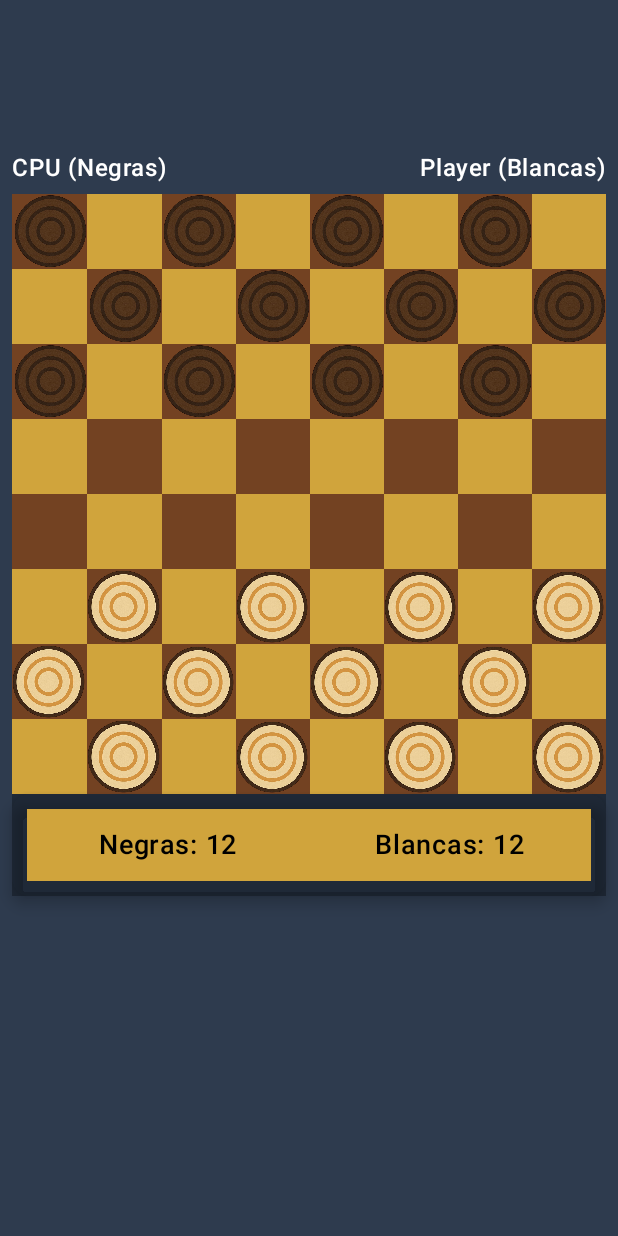
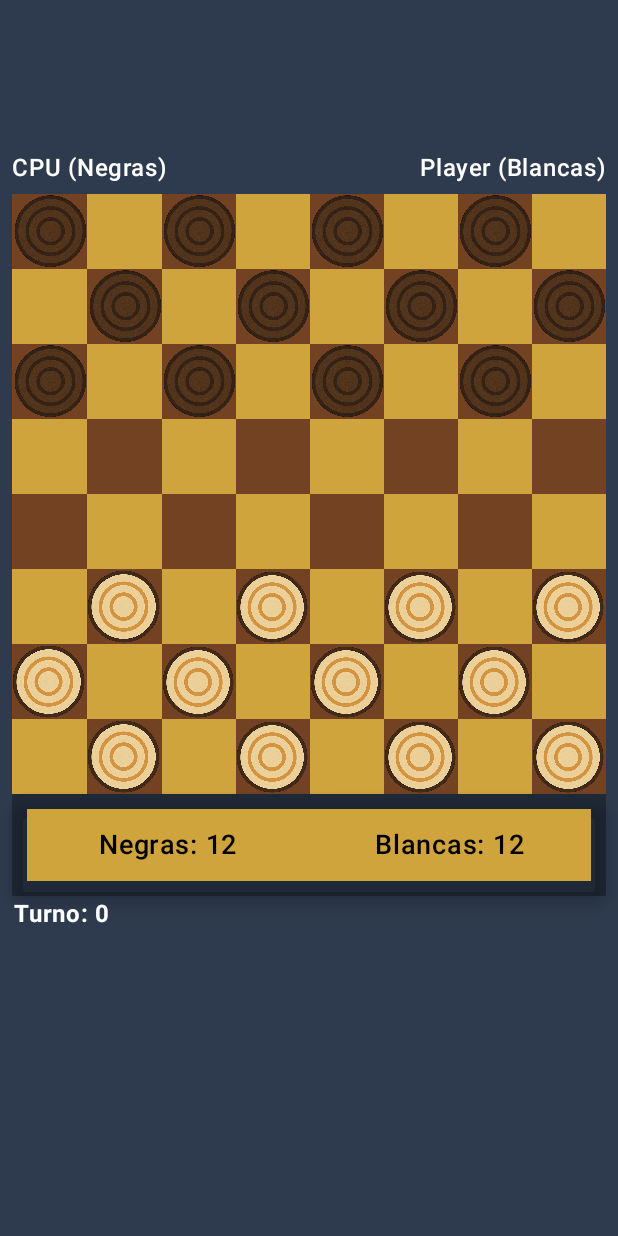
Before and after one commit to Elcris1/android-checkers, an Android app built with Jetpack Compose: the MainActivity screen opened directly, with no data from a screen before it, on a phone screen of 412 x 824 dp. Run offline under Robolectric (Android 15) with nearby library versions, the phone set to English and light mode, and no system bars.

Commit message:
Main activity maintains state on rotation

```diff
--- a/app/src/main/java/com/example/checkers/Board.kt
+++ b/app/src/main/java/com/example/checkers/Board.kt
@@ -227,8 +227,8 @@ class Board {
         if ((team == Teams.WHITE && y<=2) || (team == Teams.BLACK && y>=7) || (x<=2) ) return false
         val diagonalLeft = getDiagonalLeft(x, y, team)
         val farLeft = getFarDiagonalLeft(x,y, team)
-        if (diagonalLeft.piece != null) Log.d("pOislbe error", "${diagonalLeft.piece!!.team != piece.team}")
-        Log.d("Posible error","${diagonalLeft.isFilled()}, ${farLeft.isEmpty()}")
+        if (diagonalLeft.piece != null) Log.d("DiagonalLeft comparing pieces team", "${diagonalLeft.piece!!.team != piece.team}")
+        Log.d("Diagonal left diagonalfilled-farempty","${diagonalLeft.isFilled()}, ${farLeft.isEmpty()}")
         return (diagonalLeft.isFilled() && diagonalLeft.piece!!.team != piece.team && farLeft.isEmpty())
     }
     fun isDiagonalRightKillable(x: Int, y: Int, piece: Piece, team: Teams = piece.team): Boolean {
@@ -241,6 +241,8 @@ class Board {
         if ((team == Teams.WHITE && y<=2) || (team == Teams.BLACK && y>=7) || (x>=7) ) return false
         val diagonalRight = getDiagonalRight(x,y, team)
         val farRight =  getFarDiagonalRight(x,y, team)
+        if (diagonalRight.piece != null) Log.d("DiagonalRight comparing pieces team", "${diagonalRight.piece!!.team != piece.team}")
+        Log.d("Diagonal right diagonalfilled-farempty","${diagonalRight.isFilled()}, ${farRight.isEmpty()}")
         return (diagonalRight.isFilled() && diagonalRight.piece!!.team != piece.team && farRight.isEmpty())
     }
 
--- a/app/src/main/java/com/example/checkers/Game.kt
+++ b/app/src/main/java/com/example/checkers/Game.kt
@@ -3,7 +3,9 @@ package com.example.checkers
 import android.util.Log
 import android.view.View
 import androidx.compose.runtime.MutableState
+import androidx.compose.runtime.mutableStateOf
 import androidx.compose.ui.util.packInts
+import androidx.lifecycle.SavedStateHandle
 import androidx.lifecycle.ViewModel
 import androidx.lifecycle.viewModelScope
 import kotlinx.coroutines.delay
@@ -15,46 +17,45 @@ import kotlinx.coroutines.launch
 import java.time.temporal.Temporal
 
 class Game: ViewModel() {
+
+    init {
+        Log.d("GameViewModel", "ViewModel inicializado")
+    }
+
     //TODO: el pc no mata simepre que deberia
     private val board = Board().apply { createStartingBoard() }
-    private val _cells = MutableStateFlow(board.getBoard())
-    val cells: StateFlow<Array<Array<Cell>>> = _cells
+    val cells: MutableState<Array<Array<Cell>>> = mutableStateOf(board.cells)
 
     // number of pieces alive
     var blackCount = 12
     var whiteCount = 12
 
+    //turns
     var turn: Teams = Teams.BLACK
     var turnCount = 0
-
-    //TODO: player may chose team
     var playerTeam: Teams = Teams.WHITE
-
     lateinit var selectedCell: Position
 
 
     //CPU delay interaction
-    private val _loading = MutableStateFlow(false)
-    val loading: StateFlow<Boolean> = _loading
+    val loading: MutableState<Boolean> = mutableStateOf(false)
     //Ending game
-    private val _onGoing = MutableStateFlow(true)
-    val onGoing: StateFlow<Boolean> = _onGoing
-    private val _mensaje = MutableSharedFlow<String>()
-    val mensaje: SharedFlow<String> = _mensaje
+    val mensaje: MutableState<String> = mutableStateOf("")
 
     //Force kill user rule
     var forceKill = false
     var availablePieces: MutableList<Piece> = mutableListOf()
 
 
+
     private fun updateBoard() {
-        val nuevaMatriz = Array(10) { Array(10) { Cell.fromCode('X') } } // Nueva matriz vacía
+        val nuevaMatriz = Array(10) { Array(10) { Cell.fromCode('X') } }
         nuevaMatriz.forEachIndexed { y, fila ->
             fila.forEachIndexed { x, _ ->
-                nuevaMatriz[y][x] = board.getCell(x, y) // Copiar datos
+                nuevaMatriz[y][x] = board.getCell(x, y)
             }
         }
-        _cells.value = nuevaMatriz
+        cells.value = nuevaMatriz
     }
 
     fun getNumberUserPieces(): Int {
@@ -131,13 +132,11 @@ class Game: ViewModel() {
             if (board.canKill(piece.position.x, piece.position.y, piece)) {
                 availablePieces = mutableListOf()
                 availablePieces.add(piece)
-                Log.d("Computer turn", "KIll movement in $piece")
                 break
             }
             val movements = board.showPossibleMovement(piece.position.x, piece.position.y, piece.team)
             if (movements > 0) {
                 availablePieces.add(piece)
-                Log.d("Adding possible pieces", "$piece")
             }
         }
         board.unMarkPossibleMovements()
@@ -145,9 +144,9 @@ class Game: ViewModel() {
 
         viewModelScope.launch {
             try {
-                _loading.value = true
+                loading.value = true
                 delay(1000)
-                _loading.value = false
+                loading.value = false
                 val selectedPiece = availablePieces.random()
                 selectedCell = selectedPiece.position
                 board.showPossibleMovement(selectedPiece.position.x, selectedPiece.position.y, selectedPiece.team)
@@ -185,9 +184,8 @@ class Game: ViewModel() {
     fun gameEnds(msg: String, winner: String): Boolean {
         Log.d("GAME ANNOUNCER", msg)
         viewModelScope.launch {
-            _mensaje.emit(winner)
+            mensaje.value = winner
         }
-        _onGoing.value = false
         return true
     }
     private fun calculateKillingMovements(){
--- a/app/src/main/java/com/example/checkers/MainActivity.kt
+++ b/app/src/main/java/com/example/checkers/MainActivity.kt
@@ -2,11 +2,13 @@ package com.example.checkers
 
 import android.content.Context
 import android.content.Intent
+import android.content.res.Configuration
 import android.os.Bundle
 import android.util.Log
 import androidx.activity.ComponentActivity
 import androidx.activity.compose.setContent
 import androidx.activity.enableEdgeToEdge
+import androidx.activity.viewModels
 import androidx.collection.objectFloatMapOf
 import androidx.compose.foundation.Image
 import androidx.compose.foundation.background
@@ -16,6 +18,7 @@ import androidx.compose.foundation.layout.Box
 import androidx.compose.foundation.layout.Column
 import androidx.compose.foundation.layout.Row
 import androidx.compose.foundation.layout.Spacer
+import androidx.compose.foundation.layout.fillMaxHeight
 import androidx.compose.foundation.layout.fillMaxSize
 import androidx.compose.foundation.layout.fillMaxWidth
 import androidx.compose.foundation.layout.height
@@ -41,9 +44,12 @@ import androidx.compose.runtime.remember
 import androidx.compose.runtime.saveable.rememberSaveable
 import androidx.compose.runtime.setValue
 import androidx.compose.ui.Alignment
+import androidx.compose.ui.BiasAbsoluteAlignment
 import androidx.compose.ui.Modifier
 import androidx.compose.ui.draw.shadow
+import androidx.compose.ui.focus.focusModifier
 import androidx.compose.ui.graphics.Color
+import androidx.compose.ui.platform.LocalConfiguration
 import androidx.compose.ui.platform.LocalContext
 import androidx.compose.ui.res.painterResource
 import androidx.compose.ui.res.stringResource
@@ -55,6 +61,8 @@ import androidx.compose.ui.unit.TextUnit
 import androidx.compose.ui.unit.dp
 import androidx.compose.ui.unit.sp
 import androidx.compose.ui.window.Dialog
+import androidx.lifecycle.ViewModel
+import androidx.lifecycle.ViewModelProvider
 import com.example.checkers.ui.theme.CheckersTheme
 import kotlinx.coroutines.delay
 
@@ -66,22 +74,22 @@ class MainActivity : ComponentActivity() {
         val timeDeadline = intent.getBooleanExtra("timeDeadline", false)
         val minuteLimit = intent.getIntExtra("minuteLimit", 0)
         val secondLimit = intent.getIntExtra("secondLimit", 0)
-
-
+        val game: Game by viewModels()
 
         enableEdgeToEdge()
         setContent {
+
             CheckersTheme {
                 Surface (modifier = Modifier.fillMaxSize(),
                     color = Color(0xFF2E3B4E))
                 {
                     MyApp(
-                        game = Game(),
                         alias = alias,
                         whiteTeam = whiteTeam,
                         timeDeadline = timeDeadline,
                         minuteLimit = minuteLimit,
-                        secondLimit = secondLimit
+                        secondLimit = secondLimit,
+                        game = game
                     )
 
                 }
@@ -94,40 +102,78 @@ class MainActivity : ComponentActivity() {
 @Composable
 private fun MyApp(
     modifier: Modifier = Modifier,
-    game: Game,
     alias: String,
     whiteTeam: Boolean,
     timeDeadline: Boolean,
     minuteLimit: Int,
-    secondLimit: Int
+    secondLimit: Int,
+    game: Game
 ) {
-    //TODO: horizontal screen
     val team = if (whiteTeam) Teams.WHITE else Teams.BLACK
+
+
     LaunchedEffect(Unit) {
         game.firstTurn(team)
     }
 
     val context = LocalContext.current
-    val cells by game.cells.collectAsState()
-    val loading = game.loading.collectAsState()
-    val endingMessage by game.mensaje.collectAsState(initial = "")
+    val loading = game.loading
+    val endingMessage = game.mensaje
     var showDialog by remember { mutableStateOf(false) }
     val remainingTime = rememberSaveable { mutableIntStateOf((minuteLimit * 60 + secondLimit)) }
     val stopTimer = rememberSaveable{ mutableStateOf(false) }
 
+    val configuration = LocalConfiguration.current
+    val isLandscape = configuration.orientation == Configuration.ORIENTATION_LANDSCAPE
 
     LoadingIndicator(loading)
 
-    LaunchedEffect(endingMessage) {
-        if (endingMessage.isNotEmpty()) {
-            showDialog = true
+    Column(modifier=  modifier.fillMaxSize()) {
+
+        LaunchedEffect(endingMessage.value) {
+            if (endingMessage.value.isNotBlank()) {
+                showDialog = true
+            }
         }
+
+        if (showDialog) {
+            ShowDialog(endingMessage.value, team, alias,  timeDeadline, remainingTime, stopTimer, game, context)
+        }
+
+        BoardScreen(isLandscape, timeDeadline, remainingTime, stopTimer, whiteTeam, alias, game)
     }
 
-    if (showDialog) {
-        ShowDialog(endingMessage, team, alias,  timeDeadline, remainingTime, stopTimer, game, context)
+}
+@Composable
+private fun BoardScreen(
+    isLandscape: Boolean,
+    timeDeadline: Boolean,
+    remainingTime: MutableState<Int>,
+    stopTimer: MutableState<Boolean>,
+    whiteTeam: Boolean,
+    alias: String,
+    game: Game,
+    modifier: Modifier = Modifier,
+) {
+    val cells = game.cells
+    if (isLandscape) {
+        HorizontalBoard(timeDeadline, remainingTime, stopTimer, whiteTeam, alias, cells, game)
+    } else {
+        VerticalBoard(timeDeadline, remainingTime, stopTimer, whiteTeam, alias, cells, game)
     }
-
+}
+@Composable
+private fun VerticalBoard(
+    timeDeadline: Boolean,
+    remainingTime: MutableState<Int>,
+    stopTimer: MutableState<Boolean>,
+    whiteTeam: Boolean,
+    alias: String,
+    cells: MutableState<Array<Array<Cell>>>,
+    game: Game,
+    modifier: Modifier = Modifier,
+)
+{
     Column (modifier = modifier.padding(top = 100.dp, start = 8.dp, end = 8.dp)) {
 
         if(timeDeadline) Timer(remainingTime, stopTimer, onTimeFinish = { onTimeEnd(game) }, modifier)
@@ -137,7 +183,7 @@ private fun MyApp(
         for(y in 1..8) {
             Row (modifier.height(50.dp)) {
                 for (x in 1..8){
-                    val cell = cells[y][x]
+                    val cell = cells.value[y][x]
                     Box(
                         modifier = Modifier
                             .weight(1f)
@@ -154,10 +200,66 @@ private fun MyApp(
             }
         }
         Footer(game)
+        TurnCounter(game)
 
+    }
+}
+@Composable
+private  fun HorizontalBoard(
+    timeDeadline: Boolean,
+    remainingTime: MutableState<Int>,
+    stopTimer: MutableState<Boolean>,
+    whiteTeam: Boolean,
+    alias: String,
+    cells: MutableState<Array<Array<Cell>>>,
+    game: Game,
+    modifier: Modifier = Modifier,
+) {
+    Row (
+        modifier = Modifier.fillMaxSize()
+    ) {
+        Column (
+            modifier = modifier
+                .weight(2f)
+                .padding(top = 20.dp, end = 8.dp, bottom = 16.dp))
+        {
+            for(y in 1..8) {
+                Row (modifier.weight(1f)) {
+                    for (x in 1..8){
+                        val cell = cells.value[y][x]
+                        Box(
+                            modifier = Modifier
+                                .weight(1f)
+                                .fillMaxHeight()
+                                .background(
+                                    if (cell.type == CellType.BROWN) Color(0xFF734222)
+                                    else Color(0xFFD0A43C)
+                                )
+                        )
+                        {
+                            Piece(cell, game, x, y)
+                        }
+                    }
+                }
+            }
+        }
+
+        Column(
+            modifier = Modifier
+                .padding(top = 16.dp)
+                .weight(1f),
+            horizontalAlignment = Alignment.CenterHorizontally,
+            verticalArrangement = Arrangement.SpaceEvenly
+        ) {
+            if(timeDeadline) Timer(remainingTime, stopTimer, onTimeFinish = { onTimeEnd(game) }, modifier.padding(end = 8.dp))
+            GameHeader(whiteTeam, alias)
+            Footer(game)
+            TurnCounter(game)
+        }
     }
 
 }
+
 @Composable
 private fun ShowDialog(
     endingMessage: String,
@@ -390,6 +492,21 @@ private fun Footer(game: Game) {
     }
 }
 
+@Composable
+private fun TurnCounter(game: Game, modifier: Modifier = Modifier) {
+    val text = stringResource(R.string.turn_count, game.turnCount)
+    Text(
+        text = text,
+        fontSize = 16.sp,
+        fontWeight = FontWeight.Bold,
+        color = Color.White,
+        textAlign = TextAlign.End,
+        modifier = modifier
+            .fillMaxWidth()
+            .wrapContentWidth(Alignment.Start)
+    )
+}
+
 
 fun onTimeEnd(game: Game) {
     game.gameEnds("TIME ENDED", "CPU")
--- a/app/src/main/java/com/example/checkers/ResultActivity.kt
+++ b/app/src/main/java/com/example/checkers/ResultActivity.kt
@@ -85,7 +85,6 @@ private fun MyApp(
     time: String,
     finalizationDate: String
 ) {
-    //TODO: make horizontal
     val email = rememberSaveable { mutableStateOf("ecp16@alumnes.udl.cat") }
     var body = stringResource(R.string.result_msg, finalizationDate, alias, userTeam, result, movements, userPieces, cpuPieces)
     if (time != "") {
--- a/app/src/main/res/values/strings.xml
+++ b/app/src/main/res/values/strings.xml
@@ -48,6 +48,7 @@
     <string name="time_winning">Además le ha sobrado %s minutos!</string>
     <string name="accept">Aceptar</string>
     <string name="win_by_time">La CPU ha ganado porque %s se ha quedado sin tiempo</string>
+    <string name="turn_count">Turno: %d</string>
 
     <string name="title_activity_result">ResultActivity</string>
     <string name="result_msg">Partida finalizada el %s.\n
```
